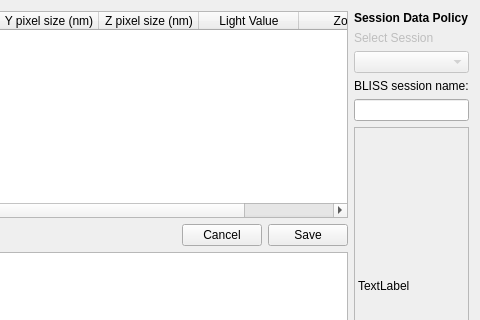
natxo14/mxcube, file gui/ui_files/esrf_id13_configuration_widget.ui: the form before one commit; both pictures show x 313 to 793 and y 0 to 320 of the 793 by 483 pixel window.
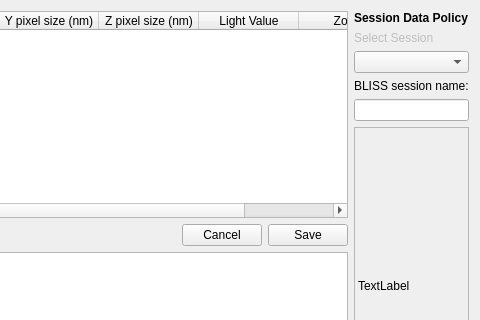
The form after the commit.

Commit message: Graphical layout changed to improve usability

Patch:
```diff
--- a/gui/ui_files/esrf_id13_configuration_widget.ui
+++ b/gui/ui_files/esrf_id13_configuration_widget.ui
@@ -178,7 +178,7 @@
        <item>
         <widget class="QComboBox" name="bliss_session_combo_box">
          <property name="enabled">
-          <bool>false</bool>
+          <bool>true</bool>
          </property>
         </widget>
        </item>
```
The commit also changes 1 other file.
